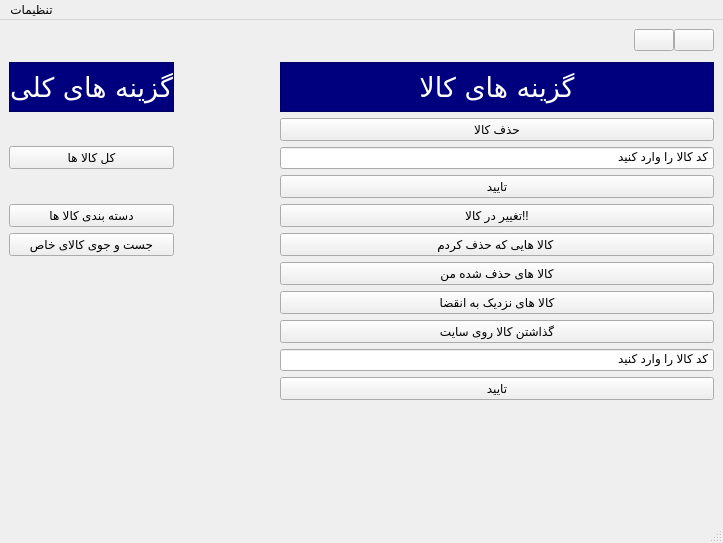
Before: the Qt Designer form StoreAdminWindow.ui in Alireza8hi/Project-DigiKala, drawn with Qt 5.
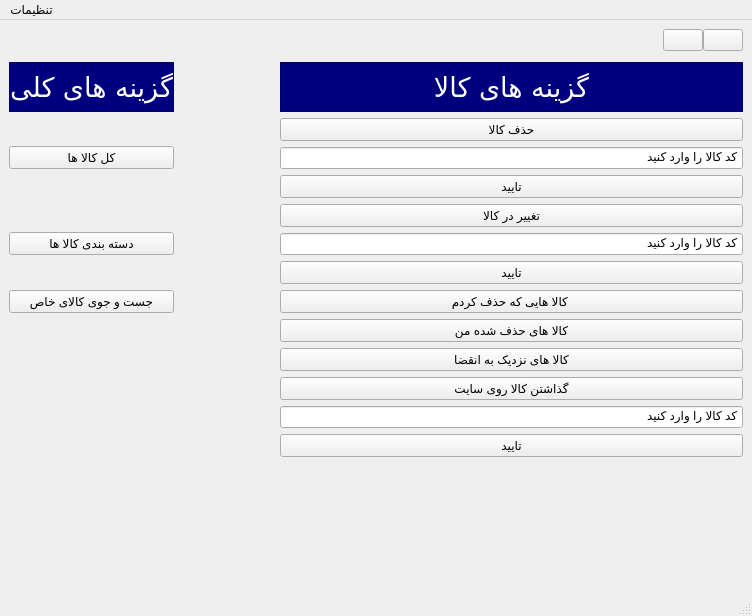
After: the same form once the commit is applied. Icons and pictures are not drawn.

```diff
--- a/StoreAdminWindow.ui
+++ b/StoreAdminWindow.ui
@@ -6,8 +6,8 @@
    <rect>
     <x>0</x>
     <y>0</y>
-    <width>723</width>
-    <height>543</height>
+    <width>752</width>
+    <height>616</height>
    </rect>
   </property>
   <property name="windowTitle">
@@ -189,20 +189,6 @@
         </property>
        </widget>
       </item>
-      <item row="6" column="2">
-       <widget class="QPushButton" name="EditCommodityBtn">
-        <property name="styleSheet">
-         <string notr="true">color: rgb(0, 0, 0);</string>
-        </property>
-        <property name="text">
-         <string>تغییر در کالا!!</string>
-        </property>
-        <property name="icon">
-         <iconset resource="icons.qrc">
-          <normaloff>:/Icons/Icons/edit-icon-png-24.png</normaloff>:/Icons/Icons/edit-icon-png-24.png</iconset>
-        </property>
-       </widget>
-      </item>
       <item row="7" column="1">
        <spacer name="horizontalSpacer">
         <property name="orientation">
@@ -282,6 +268,41 @@
         </item>
        </layout>
       </item>
+      <item row="6" column="2">
+       <layout class="QVBoxLayout" name="verticalLayout_3">
+        <item>
+         <widget class="QPushButton" name="EditCommodityBtn">
+          <property name="styleSheet">
+           <string notr="true">color: rgb(0, 0, 0);</string>
+          </property>
+          <property name="text">
+           <string>تغییر در کالا</string>
+          </property>
+          <property name="icon">
+           <iconset resource="icons.qrc">
+            <normaloff>:/Icons/Icons/edit-icon-png-24.png</normaloff>:/Icons/Icons/edit-icon-png-24.png</iconset>
+          </property>
+         </widget>
+        </item>
+        <item>
+         <widget class="QLineEdit" name="EditCommodityLe">
+          <property name="inputMask">
+           <string>کد کالا را وارد کنید</string>
+          </property>
+         </widget>
+        </item>
+        <item>
+         <widget class="QPushButton" name="EditCommodityConfirmBtn">
+          <property name="styleSheet">
+           <string notr="true">color: rgb(0, 0, 0);</string>
+          </property>
+          <property name="text">
+           <string>تایید</string>
+          </property>
+         </widget>
+        </item>
+       </layout>
+      </item>
      </layout>
     </item>
     <item row="0" column="1">
@@ -368,7 +389,7 @@
     <rect>
      <x>0</x>
      <y>0</y>
-     <width>723</width>
+     <width>752</width>
      <height>25</height>
     </rect>
    </property>
```
Left out of the diff: 16 changed lines with no effect on the pictures.
